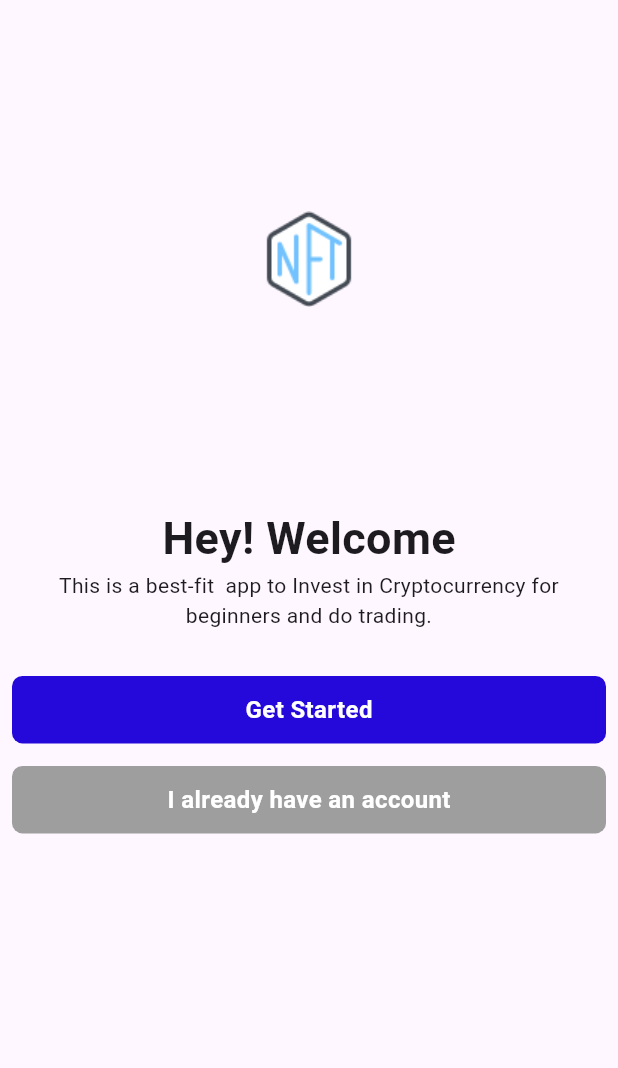
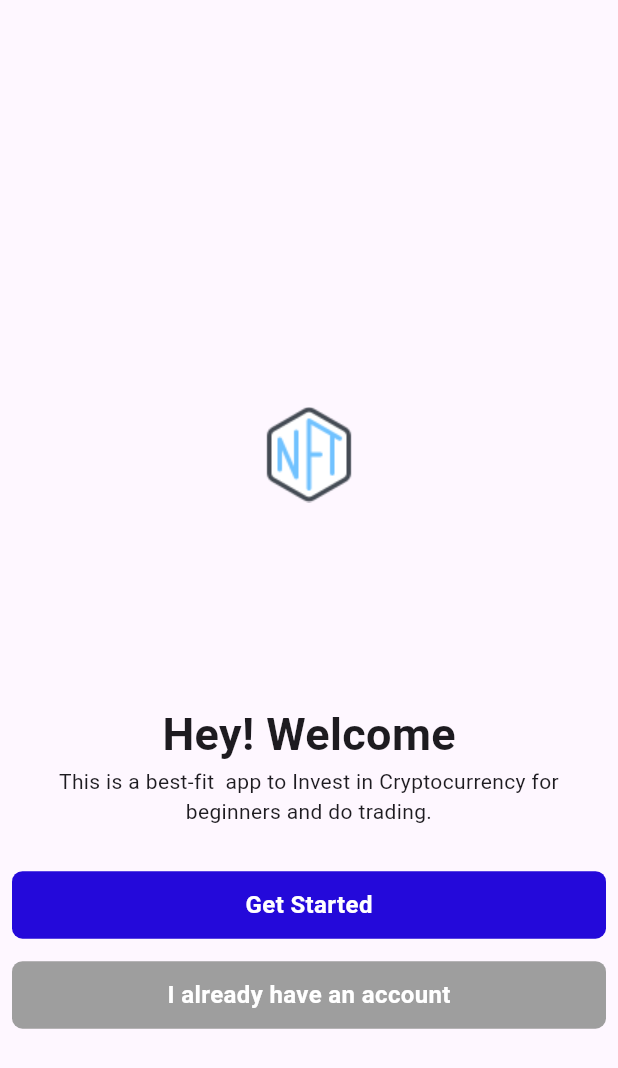
Before and after one commit to gitauMosi/ntf_app-project, a Flutter app: the screen it shows after launch, on a phone screen of 412 x 824 dp. Shown: the top 1068 px of the screen. Run offline on Flutter 3.47's test engine with Material 3 defaults, Android fonts, the phone set to English and light mode, and no system bars; our stand-ins replace fl_chart, get, google_fonts.

Commit message:
added screnshot pictures

```diff
--- a/lib/main.dart
+++ b/lib/main.dart
@@ -19,7 +19,7 @@ class MyApp extends StatelessWidget {
       title: 'NFT App',
       debugShowCheckedModeBanner: false,
       theme: ThemeData(
-        textTheme: GoogleFonts.latoTextTheme(textTheme).copyWith(
+        textTheme: GoogleFonts.robotoTextTheme(textTheme).copyWith(
           bodyMedium: GoogleFonts.roboto(textStyle: textTheme.bodyMedium),
         ),
       ),
--- a/lib/onboarding/screen1.dart
+++ b/lib/onboarding/screen1.dart
@@ -9,9 +9,13 @@ class Screen1 extends StatelessWidget {
   @override
   Widget build(BuildContext context) {
     return Scaffold(
-      body: Padding(
+      body: SafeArea(
+        child: Padding(
           padding: const EdgeInsets.all(8.0),
+          child: Center(
             child: Column(
+              crossAxisAlignment: CrossAxisAlignment.center,
+              mainAxisAlignment: MainAxisAlignment.center,
               children: [
                 Image.asset(
                   "assets/icons/nft.png",
@@ -47,6 +51,8 @@ class Screen1 extends StatelessWidget {
               ],
             ),
           ),
+        ),
+      ),
     );
   }
 }
```
Also changed, not shown: Screenshot from 2024-11-03 16-10-45.png (added), Screenshot from 2024-11-03 16-10-58.png (added), Screenshot from 2024-11-03 16-13-20-1.png (added), Screenshot from 2024-11-03 16-13-20.png (added), Screenshot from 2024-11-03 16-13-32.png (added), Screenshot from 2024-11-03 16-13-40.png (added), Screenshot from 2024-11-03 16-19-14.png (added), Screenshot from 2024-11-03 16-29-42.png (added), 2 other files. Lines whose indentation alone changed are shown as unchanged.
